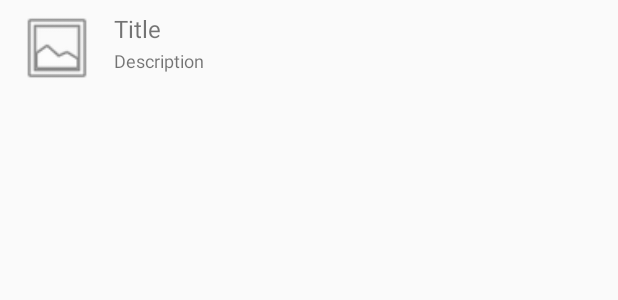
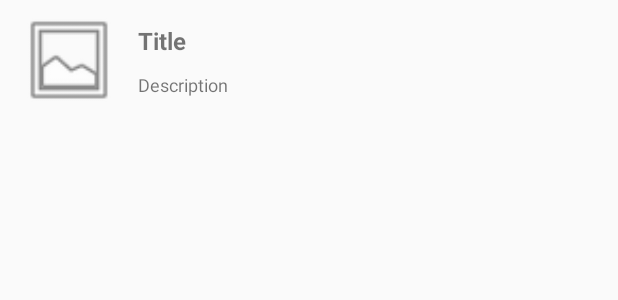
Before and after one commit to abrizzz/MoNews, an Android app: the layout list_item.xml on its own in the app's theme, with its tools: preview values and no code run, on a phone screen of 412 x 824 dp. Shown: the top 300 px of the screen. Run offline under Robolectric (Android 15) with nearby library versions, the phone set to English and light mode, and no system bars.

```diff
--- a/app/src/main/java/abrizzz/monews/utils/ParserDefault.java
+++ b/app/src/main/java/abrizzz/monews/utils/ParserDefault.java
@@ -107,6 +107,7 @@ public class ParserDefault extends AsyncTask<URL,Void,Void>{
                                     eventType = xpp.next();
                                 }
                             }
+                            newItem.setSource("L'Express");
                             NewsItems.getSingletonInstance().addLexpressItem(newItem);
                         }
                     }
--- a/app/src/main/res/layout/list_item.xml
+++ b/app/src/main/res/layout/list_item.xml
@@ -1,11 +1,11 @@
 <RelativeLayout xmlns:android="http://schemas.android.com/apk/res/android"
     android:layout_width="fill_parent"
-    android:layout_height="?android:attr/listPreferredItemHeight"
+    android:layout_height="?android:attr/listPreferredItemHeightLarge"
     android:padding="6dip" >
 
     <ImageView
         android:id="@+id/thumbnail"
-        android:layout_width="?android:attr/listPreferredItemHeight"
+        android:layout_width="?android:attr/listPreferredItemHeightLarge"
         android:layout_height="fill_parent"
         android:layout_alignParentBottom="true"
         android:layout_alignParentTop="true"
@@ -35,6 +35,7 @@
         android:layout_toRightOf="@id/thumbnail"
         android:gravity="center_vertical"
         android:text="Title"
-        android:textSize="16sp" />
+        android:textSize="16sp"
+        android:textStyle="bold" />
 
 </RelativeLayout>
```
Also changed, not shown: app/src/main/java/abrizzz/monews/viewcontroller/MainActivity.java (+3 -4 lines), app/src/main/java/abrizzz/monews/viewcontroller/NewsArrayAdapter.java (+15 -2 lines).
